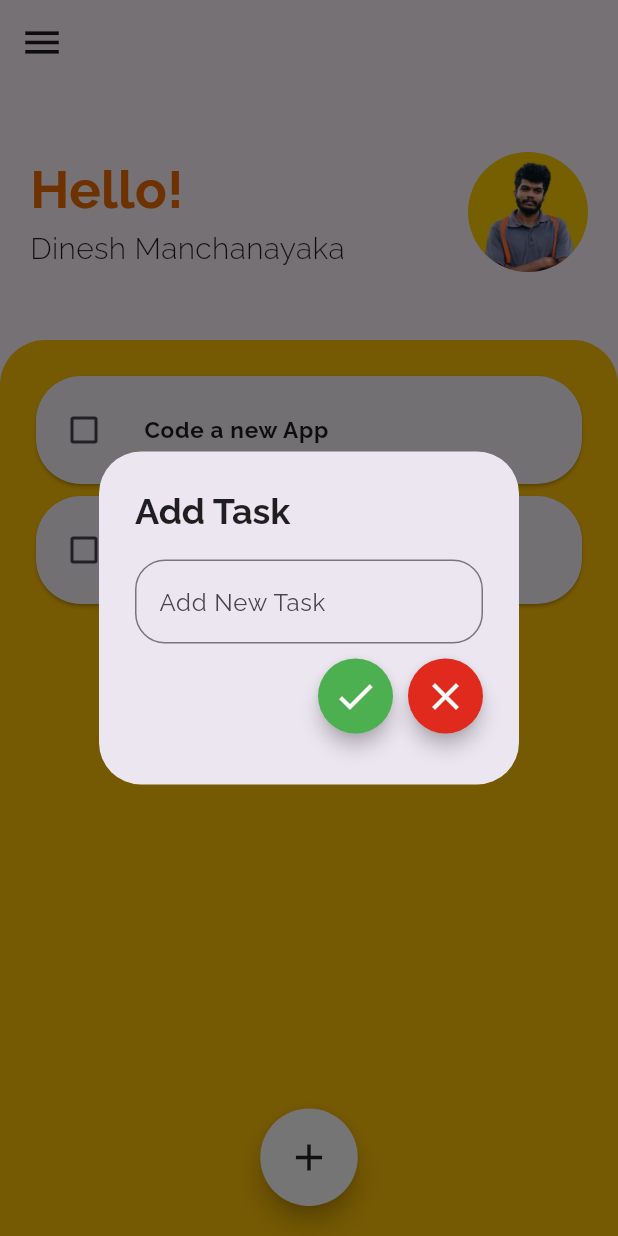
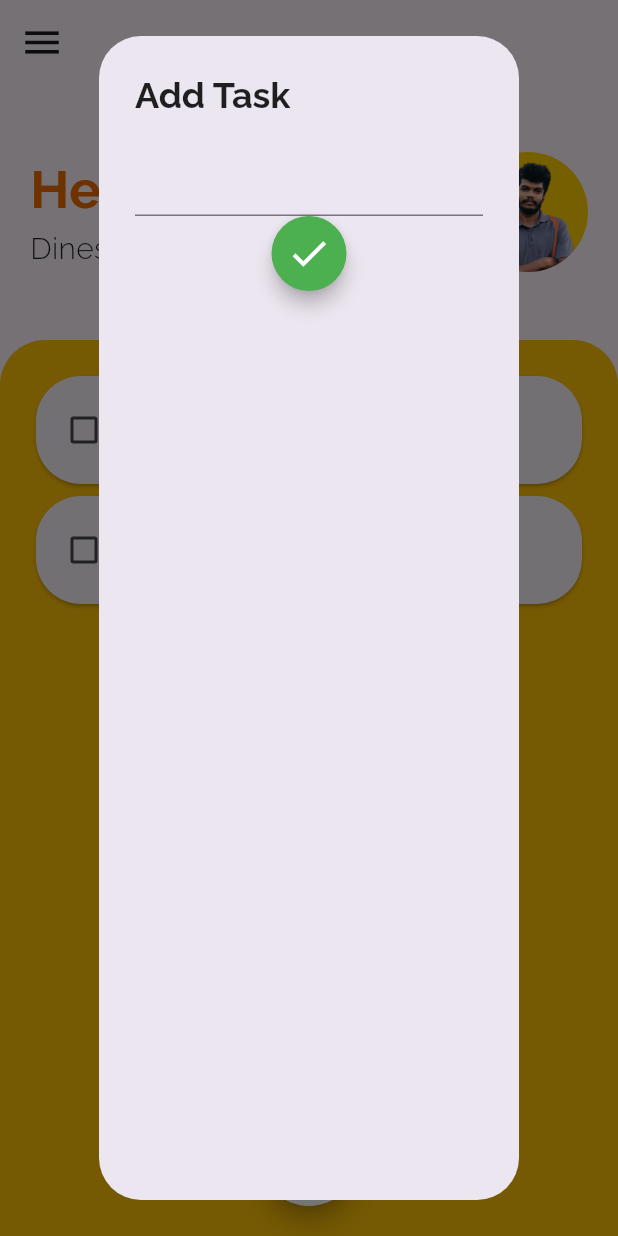
Before and after one commit to dineshxo/todo_list, a Flutter app: the screen it shows after launch, after a tap on the "add" icon, on a phone screen of 412 x 824 dp. Run offline on Flutter 3.47's test engine with Material 2 defaults, Android fonts, the phone set to English and light mode, and no system bars; our stand-ins replace google_fonts.

Commit message:
bugFix updatingUI

```diff
--- a/lib/Screens/home_page.dart
+++ b/lib/Screens/home_page.dart
@@ -2,12 +2,13 @@ import 'package:flutter/material.dart';
 
 import 'package:todo/components/roundiconbutton.dart';
 import 'package:todo/components/todolist.dart';
-import 'package:todo/components/create_new_task.dart';
 
+import '../components/buttonsmall.dart';
 import '../components/welcome_container.dart';
 
 class Home extends StatefulWidget {
-  const Home({super.key});
+  const Home({super.key, required this.toDoList});
+  final ToDoList toDoList;
 
   @override
   State<Home> createState() => _HomeState();
@@ -40,7 +41,7 @@ class _HomeState extends State<Home> {
                         topRight: Radius.circular(30),
                       ),
                       color: Colors.amber),
-                  child: const ToDoList(),
+                  child: ToDoList(),
                 ),
                 Align(
                   alignment: const FractionalOffset(0.5, 1.0),
@@ -49,7 +50,38 @@ class _HomeState extends State<Home> {
                     child: RoundIconButton(
                         icon: Icons.add,
                         onPressed: () {
-                          CreateNewTask().createNewTask(context);
+                          showDialog(
+                              context: context,
+                              builder: (context) {
+                                TextEditingController textController =
+                                    TextEditingController();
+                                return AlertDialog(
+                                  title: const Text(
+                                    'Add Task',
+                                    style:
+                                        TextStyle(fontWeight: FontWeight.bold),
+                                  ),
+                                  content: Column(
+                                    children: [
+                                      TextField(
+                                        controller: textController,
+                                      ),
+                                      RoundIconButtonSmall(
+                                        color: Colors.green,
+                                        icon: Icons.check,
+                                        onPressed: () {
+                                          setState(() {
+                                            widget.toDoList
+                                                .addTask(textController.text);
+                                          });
+
+                                          Navigator.pop(context);
+                                        },
+                                      ),
+                                    ],
+                                  ),
+                                );
+                              });
                         }),
                   ),
                 )
--- /dev/null
+++ b/lib/components/buttonsmall.dart
@@ -0,0 +1,31 @@
+import 'package:flutter/material.dart';
+
+class RoundIconButtonSmall extends StatelessWidget {
+  const RoundIconButtonSmall(
+      {super.key,
+      required this.icon,
+      required this.onPressed,
+      required this.color});
+
+  final IconData icon;
+  final Function onPressed;
+  final Color color;
+
+  @override
+  Widget build(BuildContext context) {
+    return RawMaterialButton(
+      onPressed: () {
+        onPressed();
+      },
+      shape: const CircleBorder(),
+      elevation: 5,
+      constraints: const BoxConstraints.tightFor(width: 50.0, height: 50.0),
+      fillColor: color,
+      child: Icon(
+        icon,
+        size: 30,
+        color: Colors.white,
+      ),
+    );
+  }
+}
--- a/lib/components/create_new_task.dart
+++ /dev/null
@@ -1,95 +0,0 @@
-import 'package:flutter/material.dart';
-
-class CreateNewTask {
-  void createNewTask(BuildContext context) {
-    showDialog(
-        context: context,
-        builder: (context) {
-          return const AlertDialog(
-            title: Text(
-              'Add Task',
-              style: TextStyle(fontWeight: FontWeight.bold),
-            ),
-            content: InputContent(),
-          );
-        });
-  }
-}
-
-TextEditingController textController = TextEditingController();
-
-class InputContent extends StatelessWidget {
-  const InputContent({
-    super.key,
-  });
-
-  @override
-  Widget build(BuildContext context) {
-    return Column(
-      mainAxisSize: MainAxisSize.min,
-      children: [
-        TextField(
-          controller: textController,
-          decoration: InputDecoration(
-              border: OutlineInputBorder(
-                borderRadius: BorderRadius.circular(20),
-              ),
-              hintText: 'Add New Task'),
-        ),
-        Padding(
-          padding: const EdgeInsets.symmetric(vertical: 10),
-          child: Row(
-            mainAxisAlignment: MainAxisAlignment.end,
-            children: [
-              RoundIconButtonSmall(
-                color: Colors.green,
-                icon: Icons.check,
-                onPressed: () {},
-              ),
-              const SizedBox(
-                width: 10,
-              ),
-              RoundIconButtonSmall(
-                color: const Color.fromARGB(255, 224, 42, 29),
-                icon: Icons.close,
-                onPressed: () {
-                  Navigator.pop(context);
-                },
-              ),
-            ],
-          ),
-        )
-      ],
-    );
-  }
-}
-
-class RoundIconButtonSmall extends StatelessWidget {
-  const RoundIconButtonSmall(
-      {super.key,
-      required this.icon,
-      required this.onPressed,
-      required this.color});
-
-  final IconData icon;
-  final Function onPressed;
-  final Color color;
-
-  @override
-  Widget build(BuildContext context) {
-    return RawMaterialButton(
-      onPressed: () {
-        onPressed();
-      },
-      shape: const CircleBorder(),
-      elevation: 5,
-      constraints: const BoxConstraints.tightFor(width: 50.0, height: 50.0),
-      fillColor: color,
-      child: Icon(
-        icon,
-        size: 30,
-        color: Colors.white,
-      ),
-    );
-  }
-}
--- a/lib/components/todolist.dart
+++ b/lib/components/todolist.dart
@@ -1,30 +1,37 @@
 import 'package:flutter/material.dart';
 
+// ignore: must_be_immutable
 class ToDoList extends StatefulWidget {
-  const ToDoList({super.key});
+  ToDoList({super.key});
 
   @override
   State<ToDoList> createState() => _ToDoListState();
+  List toDoItem = [
+    ['Code a new App', false],
+    ['Code a new website', false],
+  ];
+
+  void addTask(String text) {
+    toDoItem.add([text, false]);
+  }
 }
 
-List _toDoItem = [
-  ['Code a new App', false],
-  ['Code a new website', false],
-];
+ToDoList toDoList = ToDoList();
 
 class _ToDoListState extends State<ToDoList> {
   @override
   Widget build(BuildContext context) {
     return ListView.builder(
         scrollDirection: Axis.vertical,
-        itemCount: _toDoItem.length,
+        itemCount: toDoList.toDoItem.length,
         itemBuilder: (BuildContext context, int index) {
           return Dismissible(
-            key: Key(_toDoItem[index][0]),
+            key: Key(toDoList.toDoItem[index][0]),
             direction: DismissDirection.endToStart, // Dismiss from end to start
             onDismissed: (direction) {
               setState(() {
-                _toDoItem.removeAt(index); // Remove the item from the list
+                toDoList.toDoItem
+                    .removeAt(index); // Remove the item from the list
               });
             },
             background: Padding(
@@ -51,20 +58,20 @@ class _ToDoListState extends State<ToDoList> {
               child: ListTile(
                 shape: RoundedRectangleBorder(
                     borderRadius: BorderRadius.circular(30)),
-                tileColor: _toDoItem[index][1]
+                tileColor: toDoList.toDoItem[index][1]
                     ? const Color.fromARGB(255, 85, 203, 89)
                     : const Color.fromARGB(31, 255, 255, 255),
                 leading: Checkbox(
-                  value: _toDoItem[index][1],
+                  value: toDoList.toDoItem[index][1],
                   onChanged: (bool? value) {
                     setState(() {
-                      _toDoItem[index][1] = value ?? false;
+                      toDoList.toDoItem[index][1] = value ?? false;
                     });
                   },
                 ),
                 contentPadding: const EdgeInsets.all(8),
                 title: Text(
-                  _toDoItem[index][0],
+                  toDoList.toDoItem[index][0],
                   style: const TextStyle(
                       fontSize: 15, fontWeight: FontWeight.bold),
                 ),
--- a/lib/main.dart
+++ b/lib/main.dart
@@ -1,10 +1,11 @@
 import 'package:flutter/material.dart';
+import 'package:todo/components/todolist.dart';
 
 import 'Screens/home_page.dart';
 import 'package:google_fonts/google_fonts.dart';
 
 void main() {
-  runApp(ToDoApp());
+  runApp(const ToDoApp());
 }
 
 class ToDoApp extends StatelessWidget {
@@ -13,7 +14,9 @@ class ToDoApp extends StatelessWidget {
   @override
   Widget build(BuildContext context) {
     return MaterialApp(
-      home: const Home(),
+      home: Home(
+        toDoList: toDoList,
+      ),
       debugShowCheckedModeBanner: false,
       theme: ThemeData(
           textTheme: GoogleFonts.ralewayTextTheme(), // textTheme
```
Also changed, not shown: 1 other file.
